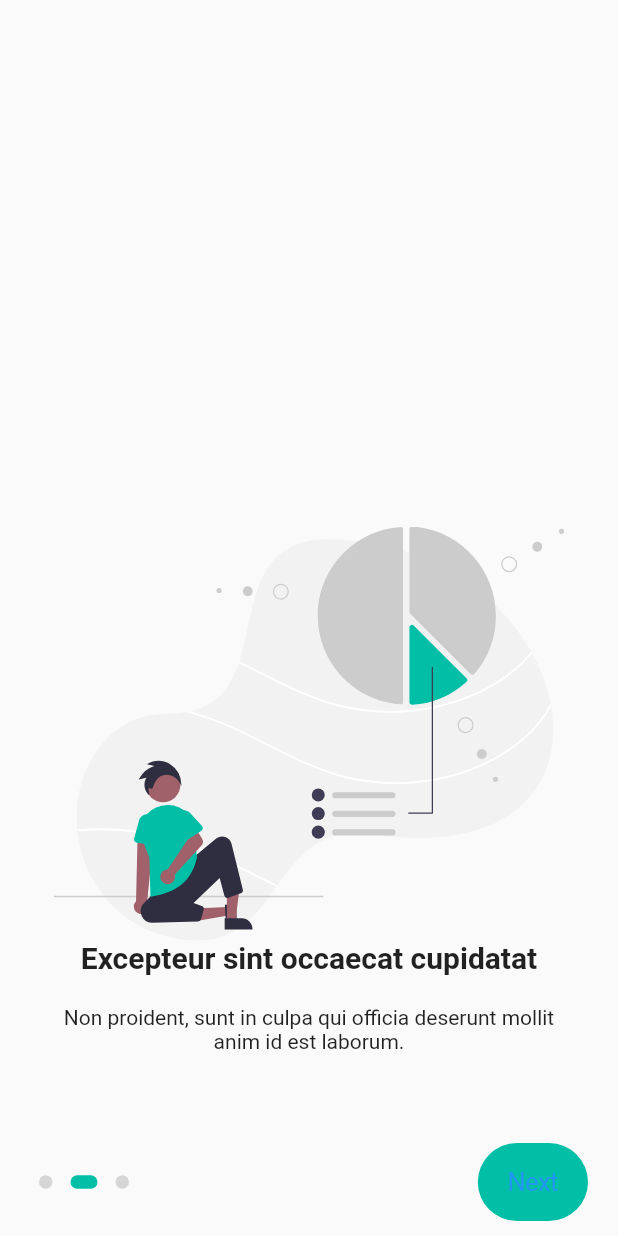
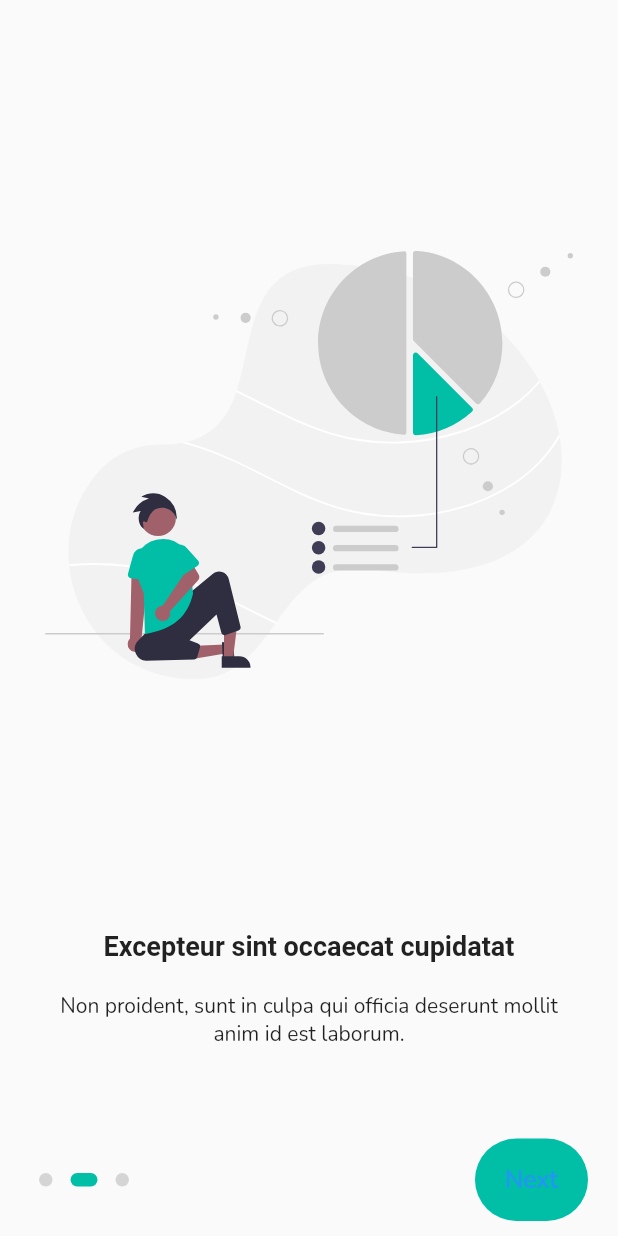
Before and after one commit to maen2020/ui_ix, a Flutter app: the screen it shows after launch, swiped to page 2, on a phone screen of 412 x 824 dp. Run offline on Flutter 3.47's test engine with Material 2 defaults, Android fonts, the phone set to English and light mode, and no system bars; drawn by our look-alikes of dots_indicator; our stand-ins replace flutter_svg, google_fonts.

Commit message:
Añadir Google Fonts

```diff
--- a/lib/src/my_app.dart
+++ b/lib/src/my_app.dart
@@ -1,9 +1,9 @@
+import 'package:flutter/cupertino.dart';
 import 'package:flutter/material.dart';
 import 'package:ui_ux/src/routes/pages.dart';
+import 'package:ui_ux/src/utils/font_styles.dart';
 
 class MyApp extends StatelessWidget {
-  const MyApp({Key key}) : super(key: key);
-
   // This widget is the root of your application.
   @override
   Widget build(BuildContext context) {
@@ -12,6 +12,12 @@ class MyApp extends StatelessWidget {
       theme: ThemeData(
         primarySwatch: Colors.blue,
         visualDensity: VisualDensity.adaptivePlatformDensity,
+        textTheme: FontStyles.textTheme,
+        cupertinoOverrideTheme: CupertinoThemeData(
+          textTheme: CupertinoTextThemeData(
+            textStyle: FontStyles.normal,
+          ),
+        ),
       ),
       initialRoute: Pages.INITIAL,
       routes: Pages.routes,
--- a/lib/src/pages/onboard/onboard_page.dart
+++ b/lib/src/pages/onboard/onboard_page.dart
@@ -16,7 +16,7 @@ class OnboardPage extends StatelessWidget {
     return ChangeNotifierProvider<OnboardController>(
       create: (_) {
         final controller = OnboardController();
-        WidgetsBinding.instance.addPersistentFrameCallback((_) {
+        WidgetsBinding.instance.addPostFrameCallback((_) {
           controller.afterFirstLayout();
         });
         return controller;
@@ -27,9 +27,6 @@ class OnboardPage extends StatelessWidget {
             width: double.infinity,
             child: Column(
               children: [
-                Expanded(
-                  child: Container(),
-                ),
                 OnboardSlider(),
                 SizedBox(height: 50.0),
                 OnboardControls(),
--- a/lib/src/pages/onboard/widgets/botton_controls.dart
+++ b/lib/src/pages/onboard/widgets/botton_controls.dart
@@ -4,6 +4,7 @@ import 'package:provider/provider.dart';
 import 'package:ui_ux/src/pages/onboard/onboard_controller.dart';
 import 'package:ui_ux/src/utils/colors.dart';
 import 'package:dots_indicator/dots_indicator.dart';
+import 'package:ui_ux/src/utils/font_styles.dart';
 
 class OnboardControls extends StatelessWidget {
   const OnboardControls({
@@ -26,7 +27,12 @@ class OnboardControls extends StatelessWidget {
               final double page = controller.currentPage;
               bool isEnd = page % 1 == 0 && page == 2.0;
               return CupertinoButton(
-                child: Text(isEnd ? 'Get Started' : 'Next'),
+                child: Text(
+                  isEnd ? 'Get Started' : 'Next',
+                  style: FontStyles.normal.copyWith(
+                    fontWeight: FontWeight.w600,
+                  ),
+                ),
                 onPressed: () {
                   controller.pageController.nextPage(
                       duration: Duration(milliseconds: 300),
--- a/lib/src/pages/onboard/widgets/slider.dart
+++ b/lib/src/pages/onboard/widgets/slider.dart
@@ -1,8 +1,10 @@
 import 'package:flutter/material.dart';
+import 'package:google_fonts/google_fonts.dart';
 import 'package:provider/provider.dart';
 import 'package:flutter_svg/flutter_svg.dart';
 import 'package:ui_ux/src/data/models/onboard_item.dart';
 import 'package:ui_ux/src/pages/onboard/onboard_controller.dart';
+import 'package:ui_ux/src/utils/font_styles.dart';
 
 class OnboardSlider extends StatelessWidget {
   const OnboardSlider({Key key}) : super(key: key);
@@ -25,10 +27,7 @@ class OnboardSlider extends StatelessWidget {
                   Text(
                     item.title,
                     textAlign: TextAlign.center,
-                    style: TextStyle(
-                      fontWeight: FontWeight.bold,
-                      fontSize: 20.0,
-                    ),
+                    style: FontStyles.title,
                   ),
                   SizedBox(height: 20.0),
                   Text(
--- /dev/null
+++ b/lib/src/utils/font_styles.dart
@@ -0,0 +1,15 @@
+import 'package:flutter/material.dart';
+import 'package:google_fonts/google_fonts.dart';
+
+abstract class FontStyles {
+  static final TextTheme textTheme = GoogleFonts.nunitoTextTheme();
+
+  static final title = GoogleFonts.roboto(
+    fontSize: 18.0,
+    fontWeight: FontWeight.bold,
+  );
+
+  static final normal = GoogleFonts.nunito(
+    fontWeight: FontWeight.w500,
+  );
+}
```
